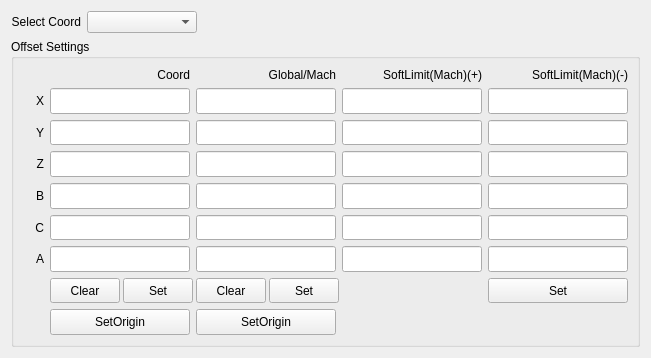
Qt form App/CoordSettingPanel/CoordSettingPanel.ui (windsgo/edm_project) before a commit.
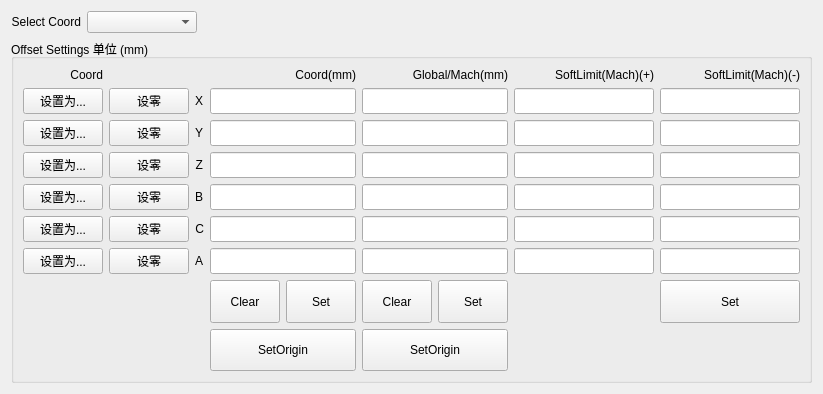
The same form after that commit.

The edit to the form file:
```diff
--- a/App/CoordSettingPanel/CoordSettingPanel.ui
+++ b/App/CoordSettingPanel/CoordSettingPanel.ui
@@ -6,8 +6,8 @@
    <rect>
     <x>0</x>
     <y>0</y>
-    <width>649</width>
-    <height>358</height>
+    <width>821</width>
+    <height>394</height>
    </rect>
   </property>
   <property name="windowTitle">
@@ -68,11 +68,11 @@
       </sizepolicy>
      </property>
      <property name="title">
-      <string>Offset Settings</string>
+      <string>Offset Settings 单位 (mm)</string>
      </property>
      <layout class="QGridLayout" name="gridLayout_2">
-      <item row="3" column="6">
-       <widget class="QLineEdit" name="le_sl_neg_z">
+      <item row="4" column="3" colspan="2">
+       <widget class="QLineEdit" name="le_coord_offset_b">
         <property name="sizePolicy">
          <sizepolicy hsizetype="Preferred" vsizetype="Preferred">
           <horstretch>0</horstretch>
@@ -90,8 +90,8 @@
         </property>
        </widget>
       </item>
-      <item row="5" column="6">
-       <widget class="QLineEdit" name="le_sl_neg_c">
+      <item row="3" column="3" colspan="2">
+       <widget class="QLineEdit" name="le_coord_offset_z">
         <property name="sizePolicy">
          <sizepolicy hsizetype="Preferred" vsizetype="Preferred">
           <horstretch>0</horstretch>
@@ -109,26 +109,7 @@
         </property>
        </widget>
       </item>
-      <item row="3" column="5">
-       <widget class="QLineEdit" name="le_sl_pos_z">
-        <property name="sizePolicy">
-         <sizepolicy hsizetype="Preferred" vsizetype="Preferred">
-          <horstretch>0</horstretch>
-          <verstretch>0</verstretch>
-         </sizepolicy>
-        </property>
-        <property name="minimumSize">
-         <size>
-          <width>140</width>
-          <height>0</height>
-         </size>
-        </property>
-        <property name="alignment">
-         <set>Qt::AlignRight|Qt::AlignTrailing|Qt::AlignVCenter</set>
-        </property>
-       </widget>
-      </item>
-      <item row="0" column="5">
+      <item row="0" column="7">
        <widget class="QLabel" name="lb_softlimit_pos">
         <property name="sizePolicy">
          <sizepolicy hsizetype="Ignored" vsizetype="Maximum">
@@ -144,184 +125,16 @@
         </property>
        </widget>
       </item>
-      <item row="4" column="1" colspan="2">
-       <widget class="QLineEdit" name="le_coord_offset_b">
+      <item row="0" column="3" colspan="2">
+       <widget class="QLabel" name="lb_coord">
         <property name="sizePolicy">
-         <sizepolicy hsizetype="Preferred" vsizetype="Preferred">
+         <sizepolicy hsizetype="Ignored" vsizetype="Maximum">
           <horstretch>0</horstretch>
           <verstretch>0</verstretch>
          </sizepolicy>
         </property>
-        <property name="minimumSize">
-         <size>
-          <width>140</width>
-          <height>0</height>
-         </size>
-        </property>
-        <property name="alignment">
-         <set>Qt::AlignRight|Qt::AlignTrailing|Qt::AlignVCenter</set>
-        </property>
-       </widget>
-      </item>
-      <item row="7" column="3">
-       <widget class="QPushButton" name="pb_global_offset_clear">
-        <property name="sizePolicy">
-         <sizepolicy hsizetype="Ignored" vsizetype="Preferred">
-          <horstretch>0</horstretch>
-          <verstretch>0</verstretch>
-         </sizepolicy>
-        </property>
-        <property name="minimumSize">
-         <size>
-          <width>70</width>
-          <height>0</height>
-         </size>
-        </property>
         <property name="text">
-         <string>Clear</string>
-        </property>
-       </widget>
-      </item>
-      <item row="1" column="5">
-       <widget class="QLineEdit" name="le_sl_pos_x">
-        <property name="sizePolicy">
-         <sizepolicy hsizetype="Preferred" vsizetype="Preferred">
-          <horstretch>0</horstretch>
-          <verstretch>0</verstretch>
-         </sizepolicy>
-        </property>
-        <property name="minimumSize">
-         <size>
-          <width>140</width>
-          <height>0</height>
-         </size>
-        </property>
-        <property name="alignment">
-         <set>Qt::AlignRight|Qt::AlignTrailing|Qt::AlignVCenter</set>
-        </property>
-       </widget>
-      </item>
-      <item row="2" column="3" colspan="2">
-       <widget class="QLineEdit" name="le_global_offset_y">
-        <property name="sizePolicy">
-         <sizepolicy hsizetype="Preferred" vsizetype="Preferred">
-          <horstretch>0</horstretch>
-          <verstretch>0</verstretch>
-         </sizepolicy>
-        </property>
-        <property name="minimumSize">
-         <size>
-          <width>140</width>
-          <height>0</height>
-         </size>
-        </property>
-        <property name="alignment">
-         <set>Qt::AlignRight|Qt::AlignTrailing|Qt::AlignVCenter</set>
-        </property>
-       </widget>
-      </item>
-      <item row="6" column="6">
-       <widget class="QLineEdit" name="le_sl_neg_a">
-        <property name="sizePolicy">
-         <sizepolicy hsizetype="Preferred" vsizetype="Preferred">
-          <horstretch>0</horstretch>
-          <verstretch>0</verstretch>
-         </sizepolicy>
-        </property>
-        <property name="minimumSize">
-         <size>
-          <width>140</width>
-          <height>0</height>
-         </size>
-        </property>
-        <property name="alignment">
-         <set>Qt::AlignRight|Qt::AlignTrailing|Qt::AlignVCenter</set>
-        </property>
-       </widget>
-      </item>
-      <item row="2" column="1" colspan="2">
-       <widget class="QLineEdit" name="le_coord_offset_y">
-        <property name="sizePolicy">
-         <sizepolicy hsizetype="Preferred" vsizetype="Preferred">
-          <horstretch>0</horstretch>
-          <verstretch>0</verstretch>
-         </sizepolicy>
-        </property>
-        <property name="minimumSize">
-         <size>
-          <width>140</width>
-          <height>0</height>
-         </size>
-        </property>
-        <property name="alignment">
-         <set>Qt::AlignRight|Qt::AlignTrailing|Qt::AlignVCenter</set>
-        </property>
-       </widget>
-      </item>
-      <item row="6" column="0">
-       <widget class="QLabel" name="lb_ofs_a">
-        <property name="sizePolicy">
-         <sizepolicy hsizetype="Minimum" vsizetype="Preferred">
-          <horstretch>0</horstretch>
-          <verstretch>0</verstretch>
-         </sizepolicy>
-        </property>
-        <property name="text">
-         <string>A</string>
-        </property>
-        <property name="alignment">
-         <set>Qt::AlignRight|Qt::AlignTrailing|Qt::AlignVCenter</set>
-        </property>
-       </widget>
-      </item>
-      <item row="7" column="4">
-       <widget class="QPushButton" name="pb_global_offset_set">
-        <property name="sizePolicy">
-         <sizepolicy hsizetype="Ignored" vsizetype="Preferred">
-          <horstretch>0</horstretch>
-          <verstretch>0</verstretch>
-         </sizepolicy>
-        </property>
-        <property name="minimumSize">
-         <size>
-          <width>70</width>
-          <height>0</height>
-         </size>
-        </property>
-        <property name="text">
-         <string>Set</string>
-        </property>
-       </widget>
-      </item>
-      <item row="7" column="1">
-       <widget class="QPushButton" name="pb_coord_offset_clear">
-        <property name="sizePolicy">
-         <sizepolicy hsizetype="Ignored" vsizetype="Preferred">
-          <horstretch>0</horstretch>
-          <verstretch>0</verstretch>
-         </sizepolicy>
-        </property>
-        <property name="minimumSize">
-         <size>
-          <width>70</width>
-          <height>0</height>
-         </size>
-        </property>
-        <property name="text">
-         <string>Clear</string>
-        </property>
-       </widget>
-      </item>
-      <item row="4" column="0">
-       <widget class="QLabel" name="lb_ofs_b">
-        <property name="sizePolicy">
-         <sizepolicy hsizetype="Minimum" vsizetype="Preferred">
-          <horstretch>0</horstretch>
-          <verstretch>0</verstretch>
-         </sizepolicy>
-        </property>
-        <property name="text">
-         <string>B</string>
+         <string>Coord(mm)</string>
         </property>
         <property name="alignment">
          <set>Qt::AlignRight|Qt::AlignTrailing|Qt::AlignVCenter</set>
@@ -329,6 +142,63 @@
        </widget>
       </item>
       <item row="6" column="3" colspan="2">
+       <widget class="QLineEdit" name="le_coord_offset_a">
+        <property name="sizePolicy">
+         <sizepolicy hsizetype="Preferred" vsizetype="Preferred">
+          <horstretch>0</horstretch>
+          <verstretch>0</verstretch>
+         </sizepolicy>
+        </property>
+        <property name="minimumSize">
+         <size>
+          <width>140</width>
+          <height>0</height>
+         </size>
+        </property>
+        <property name="alignment">
+         <set>Qt::AlignRight|Qt::AlignTrailing|Qt::AlignVCenter</set>
+        </property>
+       </widget>
+      </item>
+      <item row="3" column="8">
+       <widget class="QLineEdit" name="le_sl_neg_z">
+        <property name="sizePolicy">
+         <sizepolicy hsizetype="Preferred" vsizetype="Preferred">
+          <horstretch>0</horstretch>
+          <verstretch>0</verstretch>
+         </sizepolicy>
+        </property>
+        <property name="minimumSize">
+         <size>
+          <width>140</width>
+          <height>0</height>
+         </size>
+        </property>
+        <property name="alignment">
+         <set>Qt::AlignRight|Qt::AlignTrailing|Qt::AlignVCenter</set>
+        </property>
+       </widget>
+      </item>
+      <item row="8" column="5" colspan="2">
+       <widget class="QPushButton" name="pb_global_offset_setorigin">
+        <property name="sizePolicy">
+         <sizepolicy hsizetype="Ignored" vsizetype="Preferred">
+          <horstretch>0</horstretch>
+          <verstretch>0</verstretch>
+         </sizepolicy>
+        </property>
+        <property name="minimumSize">
+         <size>
+          <width>100</width>
+          <height>0</height>
+         </size>
+        </property>
+        <property name="text">
+         <string>SetOrigin</string>
+        </property>
+       </widget>
+      </item>
+      <item row="6" column="5" colspan="2">
        <widget class="QLineEdit" name="le_global_offset_a">
         <property name="sizePolicy">
          <sizepolicy hsizetype="Preferred" vsizetype="Preferred">
@@ -347,8 +217,8 @@
         </property>
        </widget>
       </item>
-      <item row="4" column="3" colspan="2">
-       <widget class="QLineEdit" name="le_global_offset_b">
+      <item row="3" column="7">
+       <widget class="QLineEdit" name="le_sl_pos_z">
         <property name="sizePolicy">
          <sizepolicy hsizetype="Preferred" vsizetype="Preferred">
           <horstretch>0</horstretch>
@@ -366,25 +236,9 @@
         </property>
        </widget>
       </item>
-      <item row="0" column="1" colspan="2">
-       <widget class="QLabel" name="lb_coord">
+      <item row="6" column="7">
+       <widget class="QLineEdit" name="le_sl_pos_a">
         <property name="sizePolicy">
-         <sizepolicy hsizetype="Ignored" vsizetype="Maximum">
-          <horstretch>0</horstretch>
-          <verstretch>0</verstretch>
-         </sizepolicy>
-        </property>
-        <property name="text">
-         <string>Coord</string>
-        </property>
-        <property name="alignment">
-         <set>Qt::AlignRight|Qt::AlignTrailing|Qt::AlignVCenter</set>
-        </property>
-       </widget>
-      </item>
-      <item row="2" column="6">
-       <widget class="QLineEdit" name="le_sl_neg_y">
-        <property name="sizePolicy">
          <sizepolicy hsizetype="Preferred" vsizetype="Preferred">
           <horstretch>0</horstretch>
           <verstretch>0</verstretch>
@@ -401,43 +255,27 @@
         </property>
        </widget>
       </item>
-      <item row="1" column="0">
-       <widget class="QLabel" name="lb_ofs_x">
+      <item row="1" column="3" colspan="2">
+       <widget class="QLineEdit" name="le_coord_offset_x">
         <property name="sizePolicy">
-         <sizepolicy hsizetype="Minimum" vsizetype="Preferred">
+         <sizepolicy hsizetype="Preferred" vsizetype="Preferred">
           <horstretch>0</horstretch>
           <verstretch>0</verstretch>
          </sizepolicy>
         </property>
-        <property name="text">
-         <string>X</string>
-        </property>
-        <property name="alignment">
-         <set>Qt::AlignRight|Qt::AlignTrailing|Qt::AlignVCenter</set>
-        </property>
-       </widget>
-      </item>
-      <item row="7" column="2">
-       <widget class="QPushButton" name="pb_coord_offset_set">
-        <property name="sizePolicy">
-         <sizepolicy hsizetype="Ignored" vsizetype="Preferred">
-          <horstretch>0</horstretch>
-          <verstretch>0</verstretch>
-         </sizepolicy>
-        </property>
         <property name="minimumSize">
          <size>
-          <width>70</width>
+          <width>140</width>
           <height>0</height>
          </size>
         </property>
-        <property name="text">
-         <string>Set</string>
+        <property name="alignment">
+         <set>Qt::AlignRight|Qt::AlignTrailing|Qt::AlignVCenter</set>
         </property>
        </widget>
       </item>
       <item row="8" column="3" colspan="2">
-       <widget class="QPushButton" name="pb_global_offset_setorigin">
+       <widget class="QPushButton" name="pb_coord_offset_setorigin">
         <property name="sizePolicy">
          <sizepolicy hsizetype="Ignored" vsizetype="Preferred">
           <horstretch>0</horstretch>
@@ -455,29 +293,10 @@
         </property>
        </widget>
       </item>
-      <item row="2" column="5">
-       <widget class="QLineEdit" name="le_sl_pos_y">
-        <property name="sizePolicy">
-         <sizepolicy hsizetype="Preferred" vsizetype="Preferred">
-          <horstretch>0</horstretch>
-          <verstretch>0</verstretch>
-         </sizepolicy>
-        </property>
-        <property name="minimumSize">
-         <size>
-          <width>140</width>
-          <height>0</height>
-         </size>
-        </property>
-        <property name="alignment">
-         <set>Qt::AlignRight|Qt::AlignTrailing|Qt::AlignVCenter</set>
-        </property>
-       </widget>
-      </item>
-      <item row="2" column="0">
+      <item row="2" column="2">
        <widget class="QLabel" name="lb_ofs_y">
         <property name="sizePolicy">
-         <sizepolicy hsizetype="Minimum" vsizetype="Preferred">
+         <sizepolicy hsizetype="Fixed" vsizetype="Preferred">
           <horstretch>0</horstretch>
           <verstretch>0</verstretch>
          </sizepolicy>
@@ -490,8 +309,8 @@
         </property>
        </widget>
       </item>
-      <item row="3" column="1" colspan="2">
-       <widget class="QLineEdit" name="le_coord_offset_z">
+      <item row="4" column="5" colspan="2">
+       <widget class="QLineEdit" name="le_global_offset_b">
         <property name="sizePolicy">
          <sizepolicy hsizetype="Preferred" vsizetype="Preferred">
           <horstretch>0</horstretch>
@@ -509,138 +328,8 @@
         </property>
        </widget>
       </item>
-      <item row="4" column="6">
-       <widget class="QLineEdit" name="le_sl_neg_b">
-        <property name="sizePolicy">
-         <sizepolicy hsizetype="Preferred" vsizetype="Preferred">
-          <horstretch>0</horstretch>
-          <verstretch>0</verstretch>
-         </sizepolicy>
-        </property>
-        <property name="minimumSize">
-         <size>
-          <width>140</width>
-          <height>0</height>
-         </size>
-        </property>
-        <property name="alignment">
-         <set>Qt::AlignRight|Qt::AlignTrailing|Qt::AlignVCenter</set>
-        </property>
-       </widget>
-      </item>
-      <item row="6" column="5">
-       <widget class="QLineEdit" name="le_sl_pos_a">
-        <property name="sizePolicy">
-         <sizepolicy hsizetype="Preferred" vsizetype="Preferred">
-          <horstretch>0</horstretch>
-          <verstretch>0</verstretch>
-         </sizepolicy>
-        </property>
-        <property name="minimumSize">
-         <size>
-          <width>140</width>
-          <height>0</height>
-         </size>
-        </property>
-        <property name="alignment">
-         <set>Qt::AlignRight|Qt::AlignTrailing|Qt::AlignVCenter</set>
-        </property>
-       </widget>
-      </item>
-      <item row="3" column="0">
-       <widget class="QLabel" name="lb_ofs_z">
-        <property name="sizePolicy">
-         <sizepolicy hsizetype="Minimum" vsizetype="Preferred">
-          <horstretch>0</horstretch>
-          <verstretch>0</verstretch>
-         </sizepolicy>
-        </property>
-        <property name="text">
-         <string>Z</string>
-        </property>
-        <property name="alignment">
-         <set>Qt::AlignRight|Qt::AlignTrailing|Qt::AlignVCenter</set>
-        </property>
-       </widget>
-      </item>
-      <item row="5" column="5">
-       <widget class="QLineEdit" name="le_sl_pos_c">
-        <property name="sizePolicy">
-         <sizepolicy hsizetype="Preferred" vsizetype="Preferred">
-          <horstretch>0</horstretch>
-          <verstretch>0</verstretch>
-         </sizepolicy>
-        </property>
-        <property name="minimumSize">
-         <size>
-          <width>140</width>
-          <height>0</height>
-         </size>
-        </property>
-        <property name="alignment">
-         <set>Qt::AlignRight|Qt::AlignTrailing|Qt::AlignVCenter</set>
-        </property>
-       </widget>
-      </item>
-      <item row="6" column="1" colspan="2">
-       <widget class="QLineEdit" name="le_coord_offset_a">
-        <property name="sizePolicy">
-         <sizepolicy hsizetype="Preferred" vsizetype="Preferred">
-          <horstretch>0</horstretch>
-          <verstretch>0</verstretch>
-         </sizepolicy>
-        </property>
-        <property name="minimumSize">
-         <size>
-          <width>140</width>
-          <height>0</height>
-         </size>
-        </property>
-        <property name="alignment">
-         <set>Qt::AlignRight|Qt::AlignTrailing|Qt::AlignVCenter</set>
-        </property>
-       </widget>
-      </item>
-      <item row="8" column="1" colspan="2">
-       <widget class="QPushButton" name="pb_coord_offset_setorigin">
-        <property name="sizePolicy">
-         <sizepolicy hsizetype="Ignored" vsizetype="Preferred">
-          <horstretch>0</horstretch>
-          <verstretch>0</verstretch>
-         </sizepolicy>
-        </property>
-        <property name="minimumSize">
-         <size>
-          <width>100</width>
-          <height>0</height>
-         </size>
-        </property>
-        <property name="text">
-         <string>SetOrigin</string>
-        </property>
-       </widget>
-      </item>
-      <item row="5" column="1" colspan="2">
-       <widget class="QLineEdit" name="le_coord_offset_c">
-        <property name="sizePolicy">
-         <sizepolicy hsizetype="Preferred" vsizetype="Preferred">
-          <horstretch>0</horstretch>
-          <verstretch>0</verstretch>
-         </sizepolicy>
-        </property>
-        <property name="minimumSize">
-         <size>
-          <width>140</width>
-          <height>0</height>
-         </size>
-        </property>
-        <property name="alignment">
-         <set>Qt::AlignRight|Qt::AlignTrailing|Qt::AlignVCenter</set>
-        </property>
-       </widget>
-      </item>
-      <item row="5" column="3" colspan="2">
-       <widget class="QLineEdit" name="le_global_offset_c">
+      <item row="5" column="8">
+       <widget class="QLineEdit" name="le_sl_neg_c">
         <property name="sizePolicy">
          <sizepolicy hsizetype="Preferred" vsizetype="Preferred">
           <horstretch>0</horstretch>
@@ -659,6 +348,158 @@
        </widget>
       </item>
       <item row="7" column="6">
+       <widget class="QPushButton" name="pb_global_offset_set">
+        <property name="sizePolicy">
+         <sizepolicy hsizetype="Ignored" vsizetype="Preferred">
+          <horstretch>0</horstretch>
+          <verstretch>0</verstretch>
+         </sizepolicy>
+        </property>
+        <property name="minimumSize">
+         <size>
+          <width>70</width>
+          <height>0</height>
+         </size>
+        </property>
+        <property name="text">
+         <string>Set</string>
+        </property>
+       </widget>
+      </item>
+      <item row="4" column="7">
+       <widget class="QLineEdit" name="le_sl_pos_b">
+        <property name="sizePolicy">
+         <sizepolicy hsizetype="Preferred" vsizetype="Preferred">
+          <horstretch>0</horstretch>
+          <verstretch>0</verstretch>
+         </sizepolicy>
+        </property>
+        <property name="minimumSize">
+         <size>
+          <width>140</width>
+          <height>0</height>
+         </size>
+        </property>
+        <property name="alignment">
+         <set>Qt::AlignRight|Qt::AlignTrailing|Qt::AlignVCenter</set>
+        </property>
+       </widget>
+      </item>
+      <item row="1" column="7">
+       <widget class="QLineEdit" name="le_sl_pos_x">
+        <property name="sizePolicy">
+         <sizepolicy hsizetype="Preferred" vsizetype="Preferred">
+          <horstretch>0</horstretch>
+          <verstretch>0</verstretch>
+         </sizepolicy>
+        </property>
+        <property name="minimumSize">
+         <size>
+          <width>140</width>
+          <height>0</height>
+         </size>
+        </property>
+        <property name="alignment">
+         <set>Qt::AlignRight|Qt::AlignTrailing|Qt::AlignVCenter</set>
+        </property>
+       </widget>
+      </item>
+      <item row="5" column="5" colspan="2">
+       <widget class="QLineEdit" name="le_global_offset_c">
+        <property name="sizePolicy">
+         <sizepolicy hsizetype="Preferred" vsizetype="Preferred">
+          <horstretch>0</horstretch>
+          <verstretch>0</verstretch>
+         </sizepolicy>
+        </property>
+        <property name="minimumSize">
+         <size>
+          <width>140</width>
+          <height>0</height>
+         </size>
+        </property>
+        <property name="alignment">
+         <set>Qt::AlignRight|Qt::AlignTrailing|Qt::AlignVCenter</set>
+        </property>
+       </widget>
+      </item>
+      <item row="3" column="5" colspan="2">
+       <widget class="QLineEdit" name="le_global_offset_z">
+        <property name="sizePolicy">
+         <sizepolicy hsizetype="Preferred" vsizetype="Preferred">
+          <horstretch>0</horstretch>
+          <verstretch>0</verstretch>
+         </sizepolicy>
+        </property>
+        <property name="minimumSize">
+         <size>
+          <width>140</width>
+          <height>0</height>
+         </size>
+        </property>
+        <property name="alignment">
+         <set>Qt::AlignRight|Qt::AlignTrailing|Qt::AlignVCenter</set>
+        </property>
+       </widget>
+      </item>
+      <item row="7" column="5">
+       <widget class="QPushButton" name="pb_global_offset_clear">
+        <property name="sizePolicy">
+         <sizepolicy hsizetype="Ignored" vsizetype="Preferred">
+          <horstretch>0</horstretch>
+          <verstretch>0</verstretch>
+         </sizepolicy>
+        </property>
+        <property name="minimumSize">
+         <size>
+          <width>70</width>
+          <height>0</height>
+         </size>
+        </property>
+        <property name="text">
+         <string>Clear</string>
+        </property>
+       </widget>
+      </item>
+      <item row="6" column="8">
+       <widget class="QLineEdit" name="le_sl_neg_a">
+        <property name="sizePolicy">
+         <sizepolicy hsizetype="Preferred" vsizetype="Preferred">
+          <horstretch>0</horstretch>
+          <verstretch>0</verstretch>
+         </sizepolicy>
+        </property>
+        <property name="minimumSize">
+         <size>
+          <width>140</width>
+          <height>0</height>
+         </size>
+        </property>
+        <property name="alignment">
+         <set>Qt::AlignRight|Qt::AlignTrailing|Qt::AlignVCenter</set>
+        </property>
+       </widget>
+      </item>
+      <item row="1" column="8">
+       <widget class="QLineEdit" name="le_sl_neg_x">
+        <property name="sizePolicy">
+         <sizepolicy hsizetype="Preferred" vsizetype="Preferred">
+          <horstretch>0</horstretch>
+          <verstretch>0</verstretch>
+         </sizepolicy>
+        </property>
+        <property name="minimumSize">
+         <size>
+          <width>140</width>
+          <height>0</height>
+         </size>
+        </property>
+        <property name="alignment">
+         <set>Qt::AlignRight|Qt::AlignTrailing|Qt::AlignVCenter</set>
+        </property>
+       </widget>
+      </item>
+      <item row="7" column="8">
        <widget class="QPushButton" name="pb_sl_set">
         <property name="sizePolicy">
          <sizepolicy hsizetype="Ignored" vsizetype="Preferred">
@@ -671,7 +512,64 @@
         </property>
        </widget>
       </item>
-      <item row="1" column="3" colspan="2">
+      <item row="7" column="3">
+       <widget class="QPushButton" name="pb_coord_offset_clear">
+        <property name="sizePolicy">
+         <sizepolicy hsizetype="Ignored" vsizetype="Preferred">
+          <horstretch>0</horstretch>
+          <verstretch>0</verstretch>
+         </sizepolicy>
+        </property>
+        <property name="minimumSize">
+         <size>
+          <width>70</width>
+          <height>0</height>
+         </size>
+        </property>
+        <property name="text">
+         <string>Clear</string>
+        </property>
+       </widget>
+      </item>
+      <item row="5" column="7">
+       <widget class="QLineEdit" name="le_sl_pos_c">
+        <property name="sizePolicy">
+         <sizepolicy hsizetype="Preferred" vsizetype="Preferred">
+          <horstretch>0</horstretch>
+          <verstretch>0</verstretch>
+         </sizepolicy>
+        </property>
+        <property name="minimumSize">
+         <size>
+          <width>140</width>
+          <height>0</height>
+         </size>
+        </property>
+        <property name="alignment">
+         <set>Qt::AlignRight|Qt::AlignTrailing|Qt::AlignVCenter</set>
+        </property>
+       </widget>
+      </item>
+      <item row="5" column="3" colspan="2">
+       <widget class="QLineEdit" name="le_coord_offset_c">
+        <property name="sizePolicy">
+         <sizepolicy hsizetype="Preferred" vsizetype="Preferred">
+          <horstretch>0</horstretch>
+          <verstretch>0</verstretch>
+         </sizepolicy>
+        </property>
+        <property name="minimumSize">
+         <size>
+          <width>140</width>
+          <height>0</height>
+         </size>
+        </property>
+        <property name="alignment">
+         <set>Qt::AlignRight|Qt::AlignTrailing|Qt::AlignVCenter</set>
+        </property>
+       </widget>
+      </item>
+      <item row="1" column="5" colspan="2">
        <widget class="QLineEdit" name="le_global_offset_x">
         <property name="sizePolicy">
          <sizepolicy hsizetype="Preferred" vsizetype="Preferred">
@@ -690,10 +588,99 @@
         </property>
        </widget>
       </item>
-      <item row="5" column="0">
+      <item row="0" column="5" colspan="2">
+       <widget class="QLabel" name="lb_global">
+        <property name="sizePolicy">
+         <sizepolicy hsizetype="Ignored" vsizetype="Maximum">
+          <horstretch>0</horstretch>
+          <verstretch>0</verstretch>
+         </sizepolicy>
+        </property>
+        <property name="text">
+         <string>Global/Mach(mm)</string>
+        </property>
+        <property name="alignment">
+         <set>Qt::AlignRight|Qt::AlignTrailing|Qt::AlignVCenter</set>
+        </property>
+       </widget>
+      </item>
+      <item row="2" column="8">
+       <widget class="QLineEdit" name="le_sl_neg_y">
+        <property name="sizePolicy">
+         <sizepolicy hsizetype="Preferred" vsizetype="Preferred">
+          <horstretch>0</horstretch>
+          <verstretch>0</verstretch>
+         </sizepolicy>
+        </property>
+        <property name="minimumSize">
+         <size>
+          <width>140</width>
+          <height>0</height>
+         </size>
+        </property>
+        <property name="alignment">
+         <set>Qt::AlignRight|Qt::AlignTrailing|Qt::AlignVCenter</set>
+        </property>
+       </widget>
+      </item>
+      <item row="2" column="3" colspan="2">
+       <widget class="QLineEdit" name="le_coord_offset_y">
+        <property name="sizePolicy">
+         <sizepolicy hsizetype="Preferred" vsizetype="Preferred">
+          <horstretch>0</horstretch>
+          <verstretch>0</verstretch>
+         </sizepolicy>
+        </property>
+        <property name="minimumSize">
+         <size>
+          <width>140</width>
+          <height>0</height>
+         </size>
+        </property>
+        <property name="alignment">
+         <set>Qt::AlignRight|Qt::AlignTrailing|Qt::AlignVCenter</set>
+        </property>
+       </widget>
+      </item>
+      <item row="4" column="2">
+       <widget class="QLabel" name="lb_ofs_b">
+        <property name="sizePolicy">
+         <sizepolicy hsizetype="Fixed" vsizetype="Preferred">
+          <horstretch>0</horstretch>
+          <verstretch>0</verstretch>
+         </sizepolicy>
+        </property>
+        <property name="text">
+         <string>B</string>
+        </property>
+        <property name="alignment">
+         <set>Qt::AlignRight|Qt::AlignTrailing|Qt::AlignVCenter</set>
+        </property>
+       </widget>
+      </item>
+      <item row="4" column="8">
+       <widget class="QLineEdit" name="le_sl_neg_b">
+        <property name="sizePolicy">
+         <sizepolicy hsizetype="Preferred" vsizetype="Preferred">
+          <horstretch>0</horstretch>
+          <verstretch>0</verstretch>
+         </sizepolicy>
+        </property>
+        <property name="minimumSize">
+         <size>
+          <width>140</width>
+          <height>0</height>
+         </size>
+        </property>
+        <property name="alignment">
+         <set>Qt::AlignRight|Qt::AlignTrailing|Qt::AlignVCenter</set>
+        </property>
+       </widget>
+      </item>
+      <item row="5" column="2">
        <widget class="QLabel" name="lb_ofs_c">
         <property name="sizePolicy">
-         <sizepolicy hsizetype="Minimum" vsizetype="Preferred">
+         <sizepolicy hsizetype="Fixed" vsizetype="Preferred">
           <horstretch>0</horstretch>
           <verstretch>0</verstretch>
          </sizepolicy>
@@ -706,7 +693,7 @@
         </property>
        </widget>
       </item>
-      <item row="0" column="6">
+      <item row="0" column="8">
        <widget class="QLabel" name="lb_softlimit_neg">
         <property name="sizePolicy">
          <sizepolicy hsizetype="Ignored" vsizetype="Maximum">
@@ -722,27 +709,43 @@
         </property>
        </widget>
       </item>
-      <item row="1" column="6">
-       <widget class="QLineEdit" name="le_sl_neg_x">
+      <item row="7" column="4">
+       <widget class="QPushButton" name="pb_coord_offset_set">
         <property name="sizePolicy">
-         <sizepolicy hsizetype="Preferred" vsizetype="Preferred">
+         <sizepolicy hsizetype="Ignored" vsizetype="Preferred">
           <horstretch>0</horstretch>
           <verstretch>0</verstretch>
          </sizepolicy>
         </property>
         <property name="minimumSize">
          <size>
-          <width>140</width>
+          <width>70</width>
           <height>0</height>
          </size>
         </property>
+        <property name="text">
+         <string>Set</string>
+        </property>
+       </widget>
+      </item>
+      <item row="1" column="2">
+       <widget class="QLabel" name="lb_ofs_x">
+        <property name="sizePolicy">
+         <sizepolicy hsizetype="Fixed" vsizetype="Preferred">
+          <horstretch>0</horstretch>
+          <verstretch>0</verstretch>
+         </sizepolicy>
+        </property>
+        <property name="text">
+         <string>X</string>
+        </property>
         <property name="alignment">
          <set>Qt::AlignRight|Qt::AlignTrailing|Qt::AlignVCenter</set>
         </property>
        </widget>
       </item>
-      <item row="1" column="1" colspan="2">
-       <widget class="QLineEdit" name="le_coord_offset_x">
+      <item row="2" column="7">
+       <widget class="QLineEdit" name="le_sl_pos_y">
         <property name="sizePolicy">
          <sizepolicy hsizetype="Preferred" vsizetype="Preferred">
           <horstretch>0</horstretch>
@@ -760,8 +763,8 @@
         </property>
        </widget>
       </item>
-      <item row="3" column="3" colspan="2">
-       <widget class="QLineEdit" name="le_global_offset_z">
+      <item row="2" column="5" colspan="2">
+       <widget class="QLineEdit" name="le_global_offset_y">
         <property name="sizePolicy">
          <sizepolicy hsizetype="Preferred" vsizetype="Preferred">
           <horstretch>0</horstretch>
@@ -779,8 +782,54 @@
         </property>
        </widget>
       </item>
-      <item row="0" column="3" colspan="2">
-       <widget class="QLabel" name="lb_global">
+      <item row="1" column="0">
+       <widget class="QPushButton" name="pb_set_coord_axis_to_given_value_0">
+        <property name="text">
+         <string>设置为...</string>
+        </property>
+       </widget>
+      </item>
+      <item row="6" column="2">
+       <widget class="QLabel" name="lb_ofs_a">
+        <property name="sizePolicy">
+         <sizepolicy hsizetype="Fixed" vsizetype="Preferred">
+          <horstretch>0</horstretch>
+          <verstretch>0</verstretch>
+         </sizepolicy>
+        </property>
+        <property name="text">
+         <string>A</string>
+        </property>
+        <property name="alignment">
+         <set>Qt::AlignRight|Qt::AlignTrailing|Qt::AlignVCenter</set>
+        </property>
+       </widget>
+      </item>
+      <item row="3" column="2">
+       <widget class="QLabel" name="lb_ofs_z">
+        <property name="sizePolicy">
+         <sizepolicy hsizetype="Fixed" vsizetype="Preferred">
+          <horstretch>0</horstretch>
+          <verstretch>0</verstretch>
+         </sizepolicy>
+        </property>
+        <property name="text">
+         <string>Z</string>
+        </property>
+        <property name="alignment">
+         <set>Qt::AlignRight|Qt::AlignTrailing|Qt::AlignVCenter</set>
+        </property>
+       </widget>
+      </item>
+      <item row="1" column="1">
+       <widget class="QPushButton" name="pb_set_coord_axis_to_zero_0">
+        <property name="text">
+         <string>设零</string>
+        </property>
+       </widget>
+      </item>
+      <item row="0" column="0">
+       <widget class="QLabel" name="lb_coord_2">
         <property name="sizePolicy">
          <sizepolicy hsizetype="Ignored" vsizetype="Maximum">
           <horstretch>0</horstretch>
@@ -788,29 +837,80 @@
          </sizepolicy>
         </property>
         <property name="text">
-         <string>Global/Mach</string>
+         <string>Coord</string>
         </property>
         <property name="alignment">
          <set>Qt::AlignRight|Qt::AlignTrailing|Qt::AlignVCenter</set>
         </property>
        </widget>
       </item>
-      <item row="4" column="5">
-       <widget class="QLineEdit" name="le_sl_pos_b">
-        <property name="sizePolicy">
-         <sizepolicy hsizetype="Preferred" vsizetype="Preferred">
-          <horstretch>0</horstretch>
-          <verstretch>0</verstretch>
-         </sizepolicy>
+      <item row="2" column="0">
+       <widget class="QPushButton" name="pb_set_coord_axis_to_given_value_1">
+        <property name="text">
+         <string>设置为...</string>
         </property>
-        <property name="minimumSize">
-         <size>
-          <width>140</width>
-          <height>0</height>
-         </size>
+       </widget>
+      </item>
+      <item row="3" column="0">
+       <widget class="QPushButton" name="pb_set_coord_axis_to_given_value_2">
+        <property name="text">
+         <string>设置为...</string>
         </property>
-        <property name="alignment">
-         <set>Qt::AlignRight|Qt::AlignTrailing|Qt::AlignVCenter</set>
+       </widget>
+      </item>
+      <item row="4" column="0">
+       <widget class="QPushButton" name="pb_set_coord_axis_to_given_value_3">
+        <property name="text">
+         <string>设置为...</string>
+        </property>
+       </widget>
+      </item>
+      <item row="5" column="0">
+       <widget class="QPushButton" name="pb_set_coord_axis_to_given_value_4">
+        <property name="text">
+         <string>设置为...</string>
+        </property>
+       </widget>
+      </item>
+      <item row="6" column="0">
+       <widget class="QPushButton" name="pb_set_coord_axis_to_given_value_5">
+        <property name="text">
+         <string>设置为...</string>
+        </property>
+       </widget>
+      </item>
+      <item row="2" column="1">
+       <widget class="QPushButton" name="pb_set_coord_axis_to_zero_1">
+        <property name="text">
+         <string>设零</string>
+        </property>
+       </widget>
+      </item>
+      <item row="3" column="1">
+       <widget class="QPushButton" name="pb_set_coord_axis_to_zero_2">
+        <property name="text">
+         <string>设零</string>
+        </property>
+       </widget>
+      </item>
+      <item row="4" column="1">
+       <widget class="QPushButton" name="pb_set_coord_axis_to_zero_3">
+        <property name="text">
+         <string>设零</string>
+        </property>
+       </widget>
+      </item>
+      <item row="5" column="1">
+       <widget class="QPushButton" name="pb_set_coord_axis_to_zero_4">
+        <property name="text">
+         <string>设零</string>
+        </property>
+       </widget>
+      </item>
+      <item row="6" column="1">
+       <widget class="QPushButton" name="pb_set_coord_axis_to_zero_5">
+        <property name="text">
+         <string>设零</string>
         </property>
        </widget>
       </item>
```
